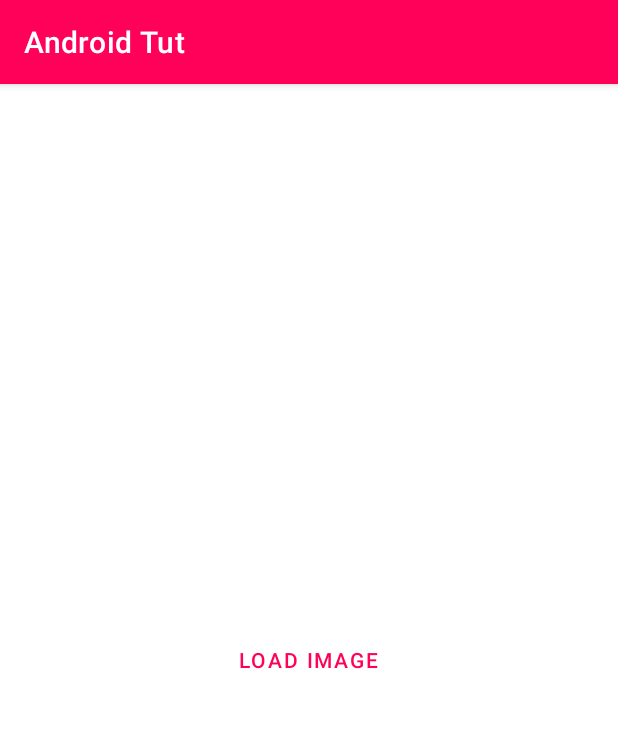
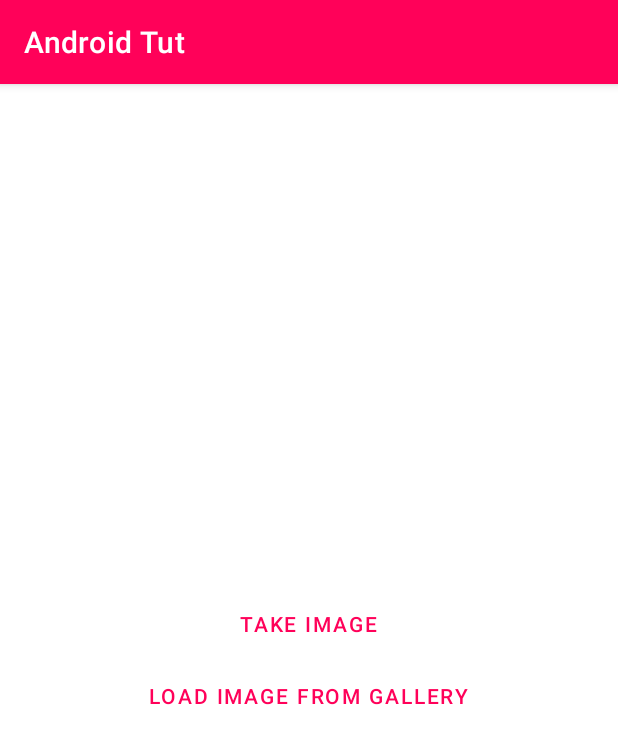
Before and after one commit to let-bibek/AndroidTut, an Android app: the ImageUploadUsingCamera screen opened directly, with no data from a screen before it, on a phone screen of 412 x 824 dp. Shown: the top 744 px of the screen. Run offline under Robolectric (Android 15) with nearby library versions, the phone set to English and light mode, and no system bars; pictures from the network do not load.

Commit message:
load image from gallery

```diff
--- a/app/src/main/java/com/softdrax/androidtut/ImageUploadUsingCamera.java
+++ b/app/src/main/java/com/softdrax/androidtut/ImageUploadUsingCamera.java
@@ -13,8 +13,9 @@ import android.widget.ImageView;
 
 public class ImageUploadUsingCamera extends AppCompatActivity {
     ImageView ivImageFromCamera;
-    Button btnLoadImageFromCamera;
-    private final int REQUEST_CODE = 100;
+    Button btnLoadImageFromCamera,btnLoadImageFromGallery;
+    private final int CAM_REQUEST_CODE = 100;
+    private final int GALLERY_REQ_CODE=200;
 
     @Override
     protected void onCreate(Bundle savedInstanceState) {
@@ -22,15 +23,34 @@ public class ImageUploadUsingCamera extends AppCompatActivity {
         setContentView(R.layout.activity_image_upload_using_camera);
         ivImageFromCamera = findViewById(R.id.ivImageFromCamera);
         btnLoadImageFromCamera = findViewById(R.id.btnLoadImageFromCamera);
+        btnLoadImageFromGallery=findViewById(R.id.btnLoadImageFromGallery);
+
+//        load using camera
         btnLoadImageFromCamera.setOnClickListener(new View.OnClickListener() {
             @Override
             public void onClick(View v) {
                 Intent intentCamera = new Intent();
                 intentCamera.setAction(MediaStore.ACTION_IMAGE_CAPTURE);
-                startActivityForResult(intentCamera, REQUEST_CODE);
+                startActivityForResult(intentCamera, CAM_REQUEST_CODE);
             }
         });
+
+
+//          load from gallery
+        btnLoadImageFromGallery.setOnClickListener(new View.OnClickListener() {
+            @Override
+            public void onClick(View v) {
+                Intent iGallery=new Intent();
+                iGallery.setAction(Intent.ACTION_PICK);
+                iGallery.setData(MediaStore.Images.Media.EXTERNAL_CONTENT_URI);
+                startActivityForResult(iGallery,GALLERY_REQ_CODE);
+            }
+        });
+
     }
+
+
+//    load using gallery
 
     @Override
     protected void onActivityResult(int requestCode, int resultCode, @Nullable Intent data) {
@@ -38,11 +58,18 @@ public class ImageUploadUsingCamera extends AppCompatActivity {
 
         if(resultCode==RESULT_OK){
 
-            if (requestCode==REQUEST_CODE){
+            if (requestCode==CAM_REQUEST_CODE){
                 // for camera
                 Bitmap bitmapImage=(Bitmap) data.getExtras().get("data");
                 ivImageFromCamera.setImageBitmap(bitmapImage);
             }
+
+            if(requestCode==GALLERY_REQ_CODE){
+//                for gallery
+
+                ivImageFromCamera.setImageURI(data.getData());
+
+            }
         }
     }
 }
--- a/app/src/main/res/layout/activity_image_upload_using_camera.xml
+++ b/app/src/main/res/layout/activity_image_upload_using_camera.xml
@@ -11,7 +11,7 @@
 
     <ImageView
         android:id="@+id/ivImageFromCamera"
-        android:layout_width="wrap_content"
+        android:layout_width="match_parent"
         android:layout_height="wrap_content"
         android:scaleType="fitXY"
         android:contentDescription="@string/app_name" />
@@ -21,7 +21,15 @@
         android:layout_width="wrap_content"
         android:layout_height="wrap_content"
         style="?android:buttonBarButtonStyle"
-        android:text="Load Image"
+        android:text="Take image"
+        />
+
+    <Button
+        android:id="@+id/btnLoadImageFromGallery"
+        android:layout_width="wrap_content"
+        android:layout_height="wrap_content"
+        style="?android:buttonBarButtonStyle"
+        android:text="Load image from gallery"
         />
 
 </LinearLayout>
```
